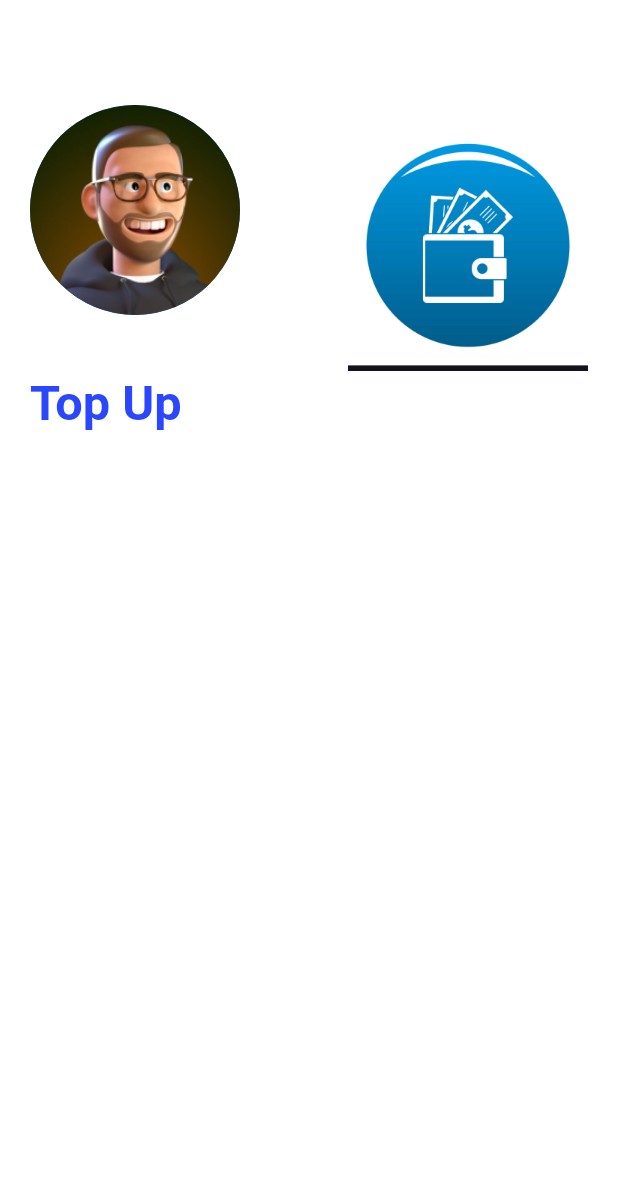
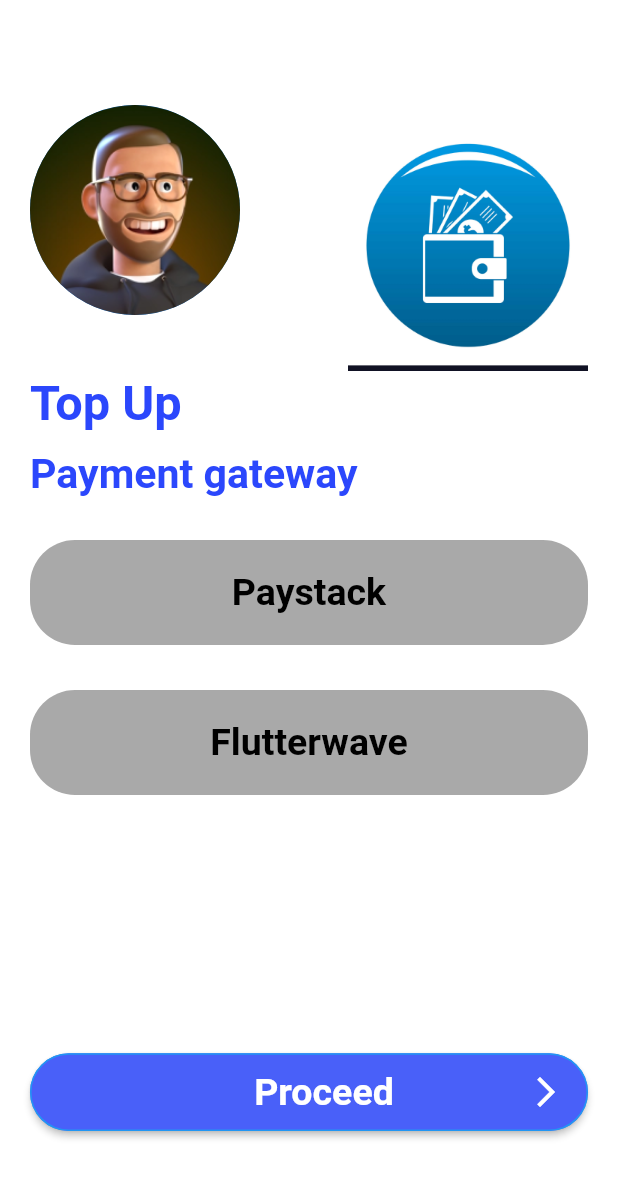
Before and after one commit to Teewhydot/one_go_appp, a Flutter app: the screen it shows after launch, on a phone screen of 412 x 824 dp. Shown: the top 1178 px of the screen. Run offline on Flutter 3.47's test engine with Material 2 defaults, Android fonts, the light colour scheme and no system bars; our stand-ins replace date_time_picker, dropdown_button2, figma_squircle, flutter_screenutil, form_field_validator, google_maps_flutter and 3 more.

Commit message:
More progress made on top up page

```diff
--- a/lib/custom_widgets/history_widget.dart
+++ b/lib/custom_widgets/history_widget.dart
@@ -17,7 +17,6 @@
 
   @override
   Widget build(BuildContext context) {
-    final deviceHeight = MediaQuery.of(context).size.height;
     final deviceWidth = MediaQuery.of(context).size.width;
 
     return Padding(
@@ -73,7 +72,7 @@
                   ),
                   addHorizontalSpacing(10),
                   Text(
-                    '$price',
+                    price,
                     style: normalBlackStyle.copyWith(fontSize: 20.sp),
                   ),
                   addHorizontalSpacing(20),
--- a/lib/views/history.dart
+++ b/lib/views/history.dart
@@ -102,28 +102,28 @@
                 child: Container(
                   color: Colors.white,
                   child: ListView(
-                    children: [
-                      const HistoryWidget(
+                    children: const [
+                      HistoryWidget(
                         currentLocation: 'Current Location',
                         destination: 'Destination',
                         price: '600',
                       ),
-                      const HistoryWidget(
+                      HistoryWidget(
                         currentLocation: 'Current Location',
                         destination: 'Destination',
                         price: '600',
                       ),
-                      const HistoryWidget(
+                      HistoryWidget(
                         currentLocation: 'Current Location',
                         destination: 'Destination',
                         price: '600',
                       ),
-                      const HistoryWidget(
+                      HistoryWidget(
                         currentLocation: 'Current Location',
                         destination: 'Destination',
                         price: '600',
                       ),
-                      const HistoryWidget(
+                      HistoryWidget(
                         currentLocation: 'Current Location',
                         destination: 'Destination',
                         price: '600',
--- a/lib/views/top_up_page.dart
+++ b/lib/views/top_up_page.dart
@@ -1,6 +1,7 @@
 import 'package:flutter/material.dart';
 import 'package:flutter_screenutil/flutter_screenutil.dart';
 import 'package:one_go_app/custom_widgets/constants.dart';
+import 'package:one_go_app/custom_widgets/reusable_button.dart';
 import 'package:one_go_app/generated/assets.dart';
 
 class TopUpPage extends StatelessWidget {
@@ -36,6 +37,68 @@
                 child: Text(
                   'Top Up',
                   style: boldBlueStyle.copyWith(fontSize: 32.sp),
+                )),
+            Positioned(
+                top: 300,
+                left: 20,
+                child: Text(
+                  'Payment gateway',
+                  style: boldBlueStyle.copyWith(fontSize: 27.sp),
+                )),
+            // grey
+            Positioned(
+                top: 350,
+                left: 0,
+                right: 0,
+                child: Padding(
+                  padding: const EdgeInsets.only(
+                      left: 20, right: 20, top: 10, bottom: 10),
+                  child: Container(
+                    height: 70,
+                    width: 150,
+                    decoration: const BoxDecoration(
+                        color: greyColor, borderRadius: borderRadius30All),
+                    child: const Center(
+                      child: Text(
+                        'Paystack',
+                        style: boldBlackStyle,
+                      ),
+                    ),
+                  ),
+                )),
+            Positioned(
+                top: 450,
+                left: 0,
+                right: 0,
+                child: Padding(
+                  padding: const EdgeInsets.only(
+                      left: 20, right: 20, top: 10, bottom: 10),
+                  child: Container(
+                    height: 70,
+                    width: 150,
+                    decoration: const BoxDecoration(
+                        color: greyColor, borderRadius: borderRadius30All),
+                    child: const Center(
+                      child: Text(
+                        'Flutterwave',
+                        style: boldBlackStyle,
+                      ),
+                    ),
+                  ),
+                )),
+            Positioned(
+                bottom: 50,
+                left: 0,
+                right: 0,
+                child: Padding(
+                  padding: const EdgeInsets.all(20.0),
+                  child: ReusableButton(
+                      const Text(
+                        'Proceed',
+                        style: boldWhiteStyle,
+                      ),
+                      () {},
+                      blueColor),
                 ))
           ],
         ),
```
